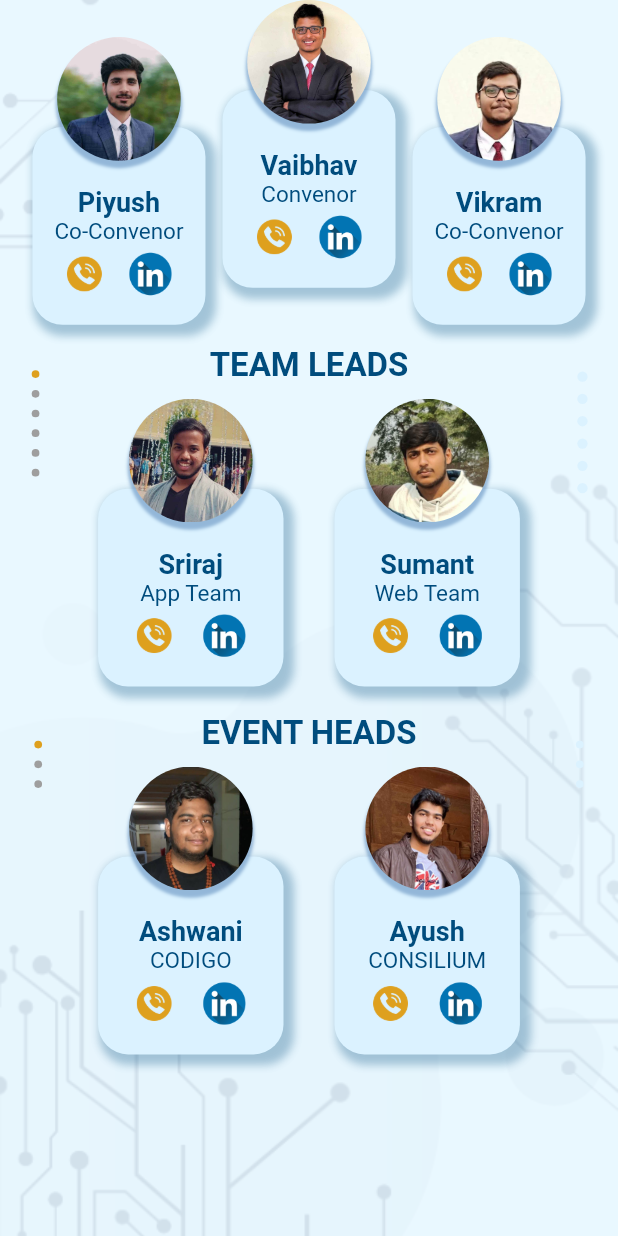
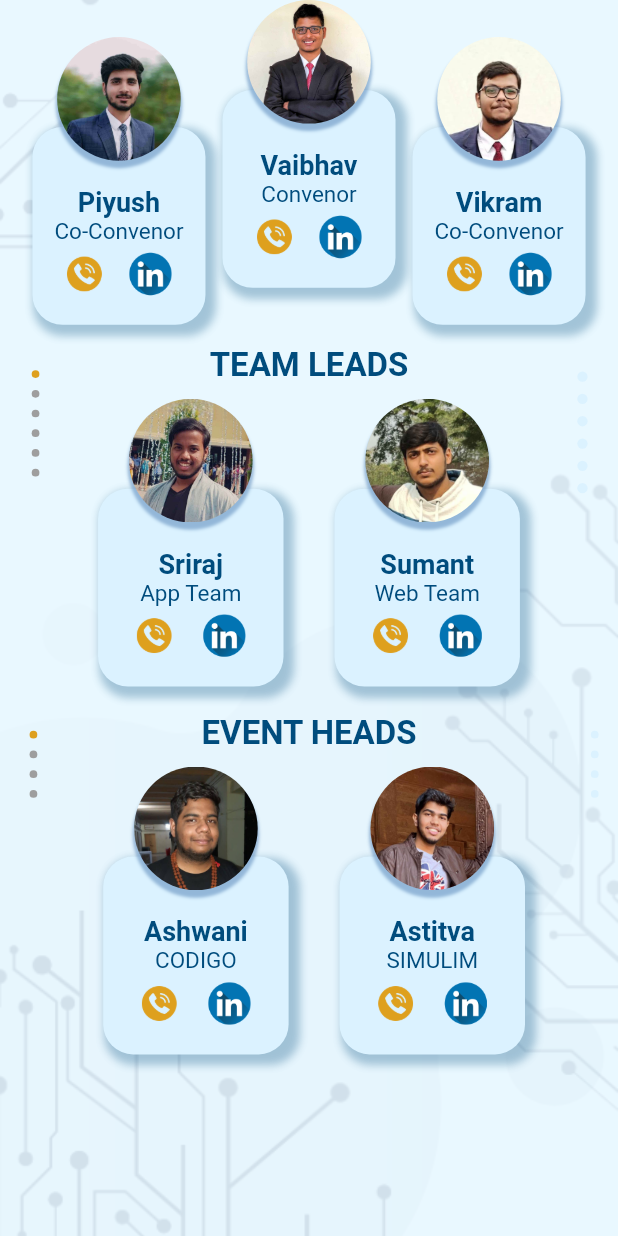
Before and after one commit to Sriraj-dev/Prastuti-23_App, a Flutter app: the ContactUsView screen opened directly, on a phone screen of 412 x 824 dp. Run offline on Flutter 3.47's test engine with Material 2 defaults, Android fonts, the phone set to English and light mode, and no system bars; drawn by our look-alikes of auto_size_text, smooth_page_indicator; our stand-ins replace another_flushbar, flutter_riverpod, flutter_screenutil, flutter_spinkit, fluttertoast, get and 8 more; missing offline and left inert: blobs, giff_dialog, onesignal_flutter, restart_app; accounts and stored records are empty; network calls fail; Roboto replaces fonts that are missing (Catamaran); statements that could not run were skipped.

```diff
--- a/lib/models/eventListModel.dart
+++ b/lib/models/eventListModel.dart
@@ -29,6 +29,7 @@ class Events {
   String? description;
   String? rules;
   String? rewards;
+  String? whatsappLink;
   List<Timeline>? timeline;
   int? noOfParticipants;
   bool? teamEvent;
@@ -42,6 +43,7 @@ class Events {
       this.description,
       this.rules,
       this.rewards,
+      this.whatsappLink,
       this.timeline,
       this.noOfParticipants,
       this.teamEvent,
@@ -55,6 +57,7 @@ class Events {
     description = json['Description'];
     rules = json['rules'];
     rewards = json['rewards'];
+    whatsappLink = json['whatsappLink'];
     if (json['timeline'] != null) {
       timeline = <Timeline>[];
       json['timeline'].forEach((v) {
@@ -85,6 +88,7 @@ class Events {
     data['Description'] = this.description;
     data['rules'] = this.rules;
     data['rewards'] = this.rewards;
+    data['whatsappLink'] = this.whatsappLink;
     if (this.timeline != null) {
       data['timeline'] = this.timeline!.map((v) => v.toJson()).toList();
     }
--- a/lib/views/authentication/registration_form.dart
+++ b/lib/views/authentication/registration_form.dart
@@ -116,12 +116,16 @@ class _RegistrationFormState extends State<RegistrationForm> {
                                     children: [
                                       Text(
                                         currentUser.name!,
+                                        overflow: TextOverflow.ellipsis,
+                                        maxLines: 1,
                                         style: GoogleFonts.poppins(
                                           color: Colors.grey,
                                         ),
                                       ),
                                       Text(
                                         currentUser.emailId!,
+                                        overflow: TextOverflow.ellipsis,
+                                        maxLines: 1,
                                         style: GoogleFonts.lato(
                                           color: selectedAppTheme.isDarkMode?
                                           Colors.white:AppTheme().primaryColor,
--- a/lib/views/contactUsPage/contact_us_content.dart
+++ b/lib/views/contactUsPage/contact_us_content.dart
@@ -28,18 +28,22 @@ List<String> convenor_linkedIn = [
 
 List<String> event_name = [
   "CODIGO",
+  "SIMULIM",
   "CONSILIUM",
-  "HACKATHON",
   "RECOGNIZANCE",
-  "SIMULIM",
+  "HACKOVERFLOW",
+  "OSCILLION",
+  "Paper PPT"
 ];
 
 List<String> event_heads_names = [
   'Ashwani',
+  'Astitva',
   'Ayush',
+  'Vidit'
   'Nilay',
-  'Vidit',
-  'Astitva',
+  'Hrishab',
+  'Piyush'
 ];
 
 List<String> event_heads_phone = [
@@ -48,6 +52,8 @@ List<String> event_heads_phone = [
   '9328208189',
   '6352912056',
   '7828004967',
+  '88210448398',
+  '8074821478'
 ];
 
 List<String> event_heads_linkedIn = [
@@ -63,7 +69,9 @@ List<String> event_head_images = [
   ImagePaths.consilium_image,
   ImagePaths.hackoverflow_image,
   ImagePaths.recognizance_image,
-  ImagePaths.simulim_image
+  ImagePaths.simulim_image,
+  ImagePaths.simulim_image,
+  ImagePaths.simulim_image,
 ];
 
 List<String> team_leads_images =[
--- a/lib/views/eventsPage/events_view_content.dart
+++ b/lib/views/eventsPage/events_view_content.dart
@@ -4,8 +4,9 @@ Map<String,String> event_images = {
   "CODIGO": ImagePaths.codigo,
   "CONSILIUM": ImagePaths.consilium,
   "HACKOVERFLOW": ImagePaths.hackathon,
+  "HACKATHON": ImagePaths.hackathon,
   "RECOGNIZANCE": ImagePaths.recognizance,
   "SIMULIM": ImagePaths.simulim,
   "OSCILLION": ImagePaths.cryptex,
-  "CRYPTEX" : ImagePaths.cryptex
+  "PAPER PRESENTATION" : ImagePaths.cryptex
 };
--- a/lib/views/homePage/homeView.dart
+++ b/lib/views/homePage/homeView.dart
@@ -11,7 +11,6 @@ import 'package:prastuti_23/view_models/home_view_model.dart';
 
 import 'package:prastuti_23/views/contactUsPage/contact_us.dart';
 import 'package:prastuti_23/views/eventsPage/events_view.dart';
-import 'package:prastuti_23/views/homePage/drawer.dart';
 import 'package:prastuti_23/views/profile/profile_view.dart';
 
 import '../../config/image_paths.dart';
```
Also changed, not shown: lib/views/eventsPage/events_view.dart (+20 -2 lines), lib/views/homePage/drawer.dart (deleted, +0 -11 lines), lib/views/profile/profile_view.dart (+8 -12 lines).
